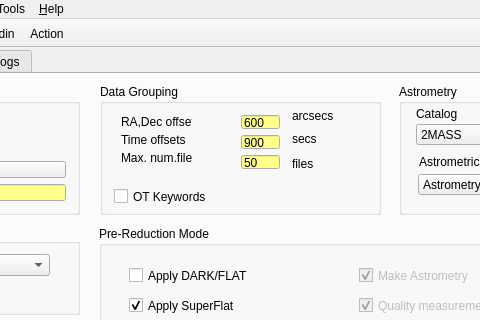
First picture: the form in QL4/panicQL.ui, repository ppmim/PAPI4K, before the edit; both pictures show x 223 to 703 and y 0 to 320 of the 961 by 729 pixel window.
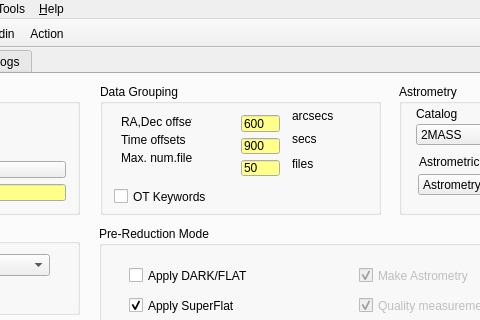
Second picture: the form after the edit. The open tabs and pages were chosen to show the change. Icons and pictures are not drawn.

The edit to the form file:
```diff
--- a/QL4/panicQL.ui
+++ b/QL4/panicQL.ui
@@ -1681,7 +1681,7 @@
          <x>130</x>
          <y>20</y>
          <width>61</width>
-         <height>76</height>
+         <height>83</height>
         </rect>
        </property>
        <layout class="QVBoxLayout" name="verticalLayout_4">
@@ -1725,7 +1725,7 @@
            </palette>
           </property>
           <property name="inputMask">
-           <string>#####; </string>
+           <string>#####</string>
           </property>
           <property name="text">
            <string>600</string>
@@ -1772,7 +1772,7 @@
            </palette>
           </property>
           <property name="inputMask">
-           <string>#####; </string>
+           <string>#####</string>
           </property>
           <property name="text">
            <string>900</string>
@@ -1819,7 +1819,7 @@
            </palette>
           </property>
           <property name="inputMask">
-           <string>####; </string>
+           <string>####</string>
           </property>
           <property name="text">
            <string>50</string>
@@ -3171,7 +3171,7 @@
         <x>583</x>
         <y>114</y>
         <width>112</width>
-        <height>111</height>
+        <height>112</height>
        </rect>
       </property>
       <layout class="QVBoxLayout" name="verticalLayout_7">
```
Left out of the diff: 90 changed lines with no effect on the pictures.
